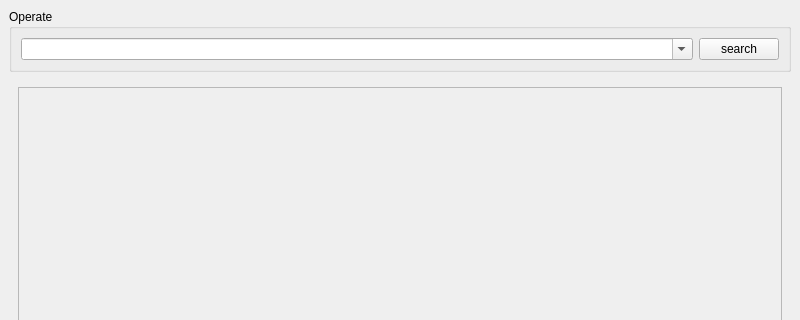
Qt form gui.ui (draapho/chemistwarehouse-spider) before a commit; both pictures show x 0 to 800 and y 0 to 320 of the 800 by 600 pixel window.
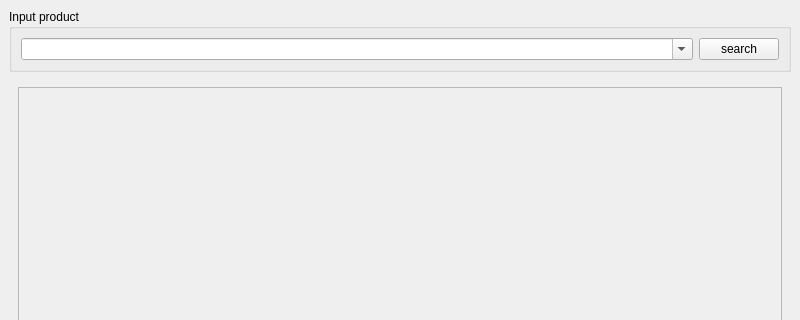
The same form after that commit.

Diff of the .ui file:
```diff
--- a/gui.ui
+++ b/gui.ui
@@ -24,7 +24,7 @@
        </sizepolicy>
       </property>
       <property name="title">
-       <string>Operate</string>
+       <string>Input product</string>
       </property>
       <layout class="QHBoxLayout" name="horizontalLayout">
        <item>
```
Left out of the diff: 8 changed lines with no effect on the pictures.
